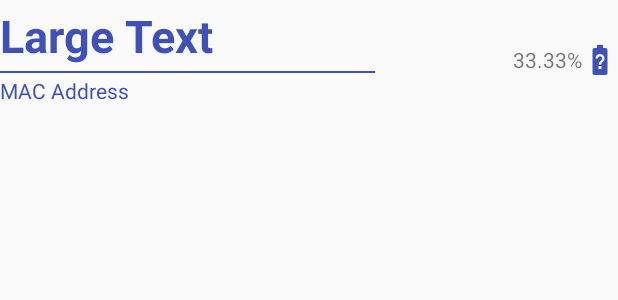
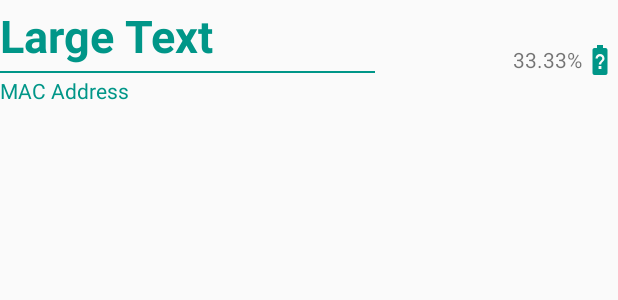
Before and after one commit to mathildegui/TheBlueBattery, an Android app: the layout device_list_item.xml on its own in the app's theme, with its tools: preview values and no code run, on a phone screen of 412 x 824 dp. Shown: the top 300 px of the screen. Run offline under Robolectric (Android 15) with nearby library versions, the phone set to English and light mode, and no system bars.

Commit message:
update colors

```diff
--- a/app/src/main/res/values/colors.xml
+++ b/app/src/main/res/values/colors.xml
@@ -1,6 +1,7 @@
 <?xml version="1.0" encoding="utf-8"?>
 <resources>
-    <color name="colorPrimary">#3F51B5</color>
-    <color name="colorPrimaryDark">#303F9F</color>
+    <color name="colorPrimaryLight">#B2DFDB</color>
+    <color name="colorPrimary">#009688</color>
+    <color name="colorPrimaryDark">#00796B</color>
     <color name="colorAccent">#FF4081</color>
 </resources>
```
